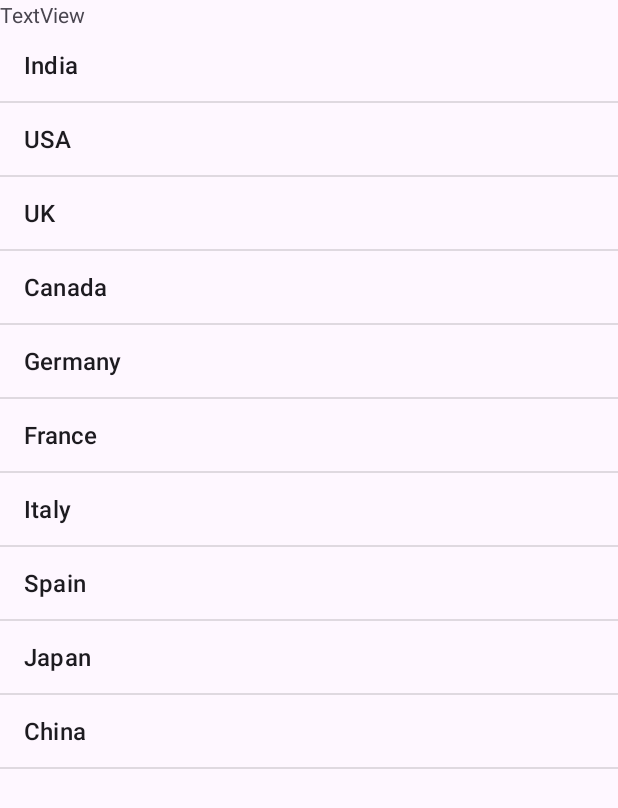
After one commit to CatalizCS/Mobile-Application-Development, an Android app: the ListViewActivity screen opened directly, with no data from a screen before it, on a phone screen of 412 x 824 dp. The commit adds this screen. Shown: the top 808 px of the screen. Run offline under Robolectric (Android 15) with nearby library versions, the phone set to English and light mode, and no system bars.

Commit message:
Buổi 2 bài 11: Thực hành và hiểu được các control nâng cao trong Android aka ListView

```diff
--- a/app/src/main/AndroidManifest.xml
+++ b/app/src/main/AndroidManifest.xml
@@ -12,6 +12,9 @@
 		android:supportsRtl="true"
 		android:theme="@style/Theme.Android"
 		tools:targetApi="31">
+		<activity
+			android:name=".ListViewActivity"
+			android:exported="false" />
 		<activity
 			android:name=".InfomationAddActivity"
 			android:exported="false" />
--- /dev/null
+++ b/app/src/main/java/com/tama/android/ListViewActivity.java
@@ -0,0 +1,36 @@
+package com.tama.android;
+
+import androidx.appcompat.app.AppCompatActivity;
+import android.widget.ArrayAdapter;
+import android.widget.Toast;
+
+import android.os.Bundle;
+import android.widget.ListView;
+
+import java.util.ArrayList;
+import java.util.Arrays;
+
+public class ListViewActivity extends AppCompatActivity {
+
+    private ArrayList<String> arrayList;
+
+    @Override
+    protected void onCreate(Bundle savedInstanceState) {
+        super.onCreate(savedInstanceState);
+        setContentView(R.layout.list_view_layout);
+
+        arrayList = new ArrayList<>();
+        String[] stringArray = getResources().getStringArray(R.array.countries_array);
+        arrayList.addAll(Arrays.asList(stringArray));
+
+        ArrayAdapter<String> adapter = new ArrayAdapter<>(this, android.R.layout.simple_list_item_1, arrayList);
+        ListView listView = findViewById(R.id.listView);
+        listView.setAdapter(adapter);
+
+//        set onClick listener for each item in list view
+        listView.setOnItemClickListener((parent, view, position, id) -> {
+            String itemValue = (String) listView.getItemAtPosition(position);
+            Toast.makeText(getApplicationContext(), "Position: " + position + " Item Clicked: " + itemValue, Toast.LENGTH_SHORT).show();
+        });
+    }
+}
--- a/app/src/main/java/com/tama/android/LoginActivity.java
+++ b/app/src/main/java/com/tama/android/LoginActivity.java
@@ -85,4 +85,8 @@ public class LoginActivity extends Activity implements View.OnClickListener {
     public void TestInfomationAdd(View view) {
         startActivity(new android.content.Intent(this, InfomationAddActivity.class));
     }
+
+    public void TestListView(View view) {
+        startActivity(new android.content.Intent(this, ListViewActivity.class));
+    }
 }
--- /dev/null
+++ b/app/src/main/res/layout/list_view_layout.xml
@@ -0,0 +1,25 @@
+<?xml version="1.0" encoding="utf-8"?>
+<androidx.constraintlayout.widget.ConstraintLayout xmlns:android="http://schemas.android.com/apk/res/android"
+	xmlns:app="http://schemas.android.com/apk/res-auto"
+	xmlns:tools="http://schemas.android.com/tools"
+	android:layout_width="match_parent"
+	android:layout_height="match_parent"
+	tools:context=".ListViewActivity">
+
+	<LinearLayout
+		android:layout_width="match_parent"
+		android:layout_height="match_parent"
+		android:orientation="vertical">
+
+		<TextView
+			android:id="@+id/textView5"
+			android:layout_width="match_parent"
+			android:layout_height="wrap_content"
+			android:text="TextView" />
+
+		<ListView
+			android:id="@+id/listView"
+			android:layout_width="match_parent"
+			android:layout_height="match_parent" />
+	</LinearLayout>
+</androidx.constraintlayout.widget.ConstraintLayout>
--- a/app/src/main/res/layout/login_linear_layout.xml
+++ b/app/src/main/res/layout/login_linear_layout.xml
@@ -95,5 +95,13 @@
 		android:text="Test Infomation Add"
 		android:layout_above="@id/LunarYearConvert"/>
 
+	<Button
+		android:id="@+id/ListView"
+		android:layout_width="match_parent"
+		android:layout_height="wrap_content"
+		android:onClick="TestListView"
+		android:text="Test ListView"
+		android:layout_above="@id/InfomationAdd"/>
+
 
 </RelativeLayout>
--- a/app/src/main/res/values/strings.xml
+++ b/app/src/main/res/values/strings.xml
@@ -11,4 +11,17 @@
 	<string name="already_have_an_account_login">Already have an account? Login</string>
 	<string name="full_name">Full Name</string>
 	<string name="email">Email</string>
+<!--	string array -->
+	<string-array name="countries_array">
+		<item>India</item>
+		<item>USA</item>
+		<item>UK</item>
+		<item>Canada</item>
+		<item>Germany</item>
+		<item>France</item>
+		<item>Italy</item>
+		<item>Spain</item>
+		<item>Japan</item>
+		<item>China</item>
+	</string-array>
 </resources>
```
